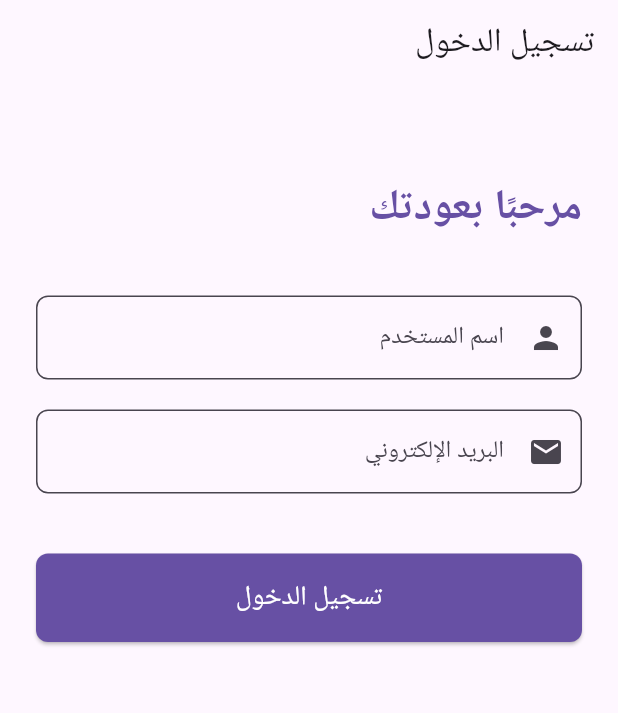
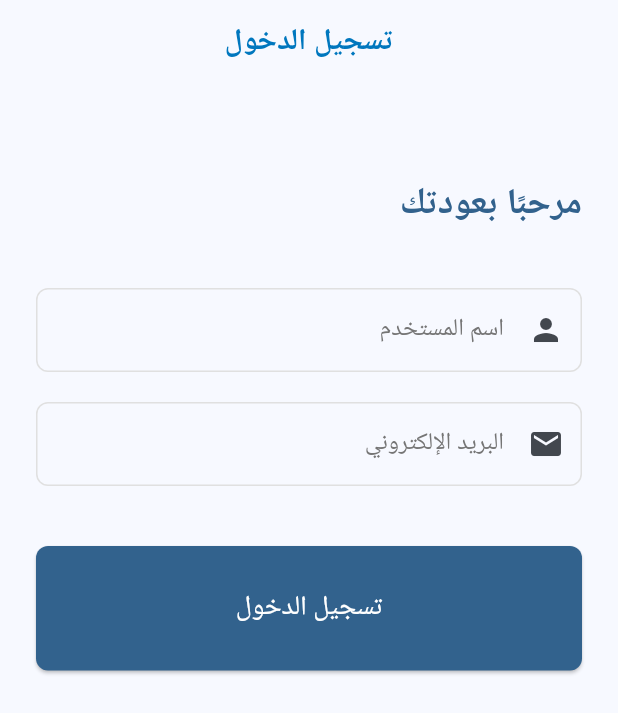
Before and after one commit to abdellatif-laghjaj/nuvaqua-mobile, a Flutter app: the screen it shows after launch, on a phone screen of 412 x 824 dp. Shown: the top 713 px of the screen. Run offline on Flutter 3.47's test engine with Material 3 defaults, Android fonts, the phone set to English and light mode, and no system bars.

Commit message:
Update app_theme.dart

```diff
--- a/lib/theme/app_theme.dart
+++ b/lib/theme/app_theme.dart
@@ -1,16 +1,148 @@
 import 'package:flutter/material.dart';
 
 class AppTheme {
+  static const Color _primaryColor = Color(0xFF0077BE);
+  static const Color _secondaryColor = Color(0xFF00A86B);
+
   static ThemeData lightTheme = ThemeData(
-    brightness: Brightness.light,
-    primaryColor: Colors.blue,
-    hintColor: Colors.blueAccent,
+    useMaterial3: true,
+    colorScheme: ColorScheme.fromSeed(
+      seedColor: _primaryColor,
+      brightness: Brightness.light,
+    ).copyWith(
+      secondary: _secondaryColor,
+    ),
+    appBarTheme: const AppBarTheme(
+      backgroundColor: Colors.transparent,
+      elevation: 0,
+      centerTitle: true,
+      iconTheme: IconThemeData(color: _primaryColor),
+      titleTextStyle: TextStyle(
+        color: _primaryColor,
+        fontSize: 20,
+        fontWeight: FontWeight.bold,
+      ),
+    ),
+    elevatedButtonTheme: ElevatedButtonThemeData(
+      style: ElevatedButton.styleFrom(
+        backgroundColor: _primaryColor,
+        foregroundColor: Colors.white,
+        padding: const EdgeInsets.symmetric(horizontal: 16, vertical: 12),
+        shape: RoundedRectangleBorder(
+          borderRadius: BorderRadius.circular(8),
+        ),
+      ),
+    ),
+    inputDecorationTheme: InputDecorationTheme(
+      filled: true,
+      fillColor: Colors.grey[200],
+      border: OutlineInputBorder(
+        borderRadius: BorderRadius.circular(8),
+        borderSide: BorderSide.none,
+      ),
+      enabledBorder: OutlineInputBorder(
+        borderRadius: BorderRadius.circular(8),
+        borderSide: BorderSide(color: Colors.grey[300]!),
+      ),
+      focusedBorder: OutlineInputBorder(
+        borderRadius: BorderRadius.circular(8),
+        borderSide: const BorderSide(color: _primaryColor),
+      ),
+      errorBorder: OutlineInputBorder(
+        borderRadius: BorderRadius.circular(8),
+        borderSide: const BorderSide(color: Colors.red),
+      ),
+      focusedErrorBorder: OutlineInputBorder(
+        borderRadius: BorderRadius.circular(8),
+        borderSide: const BorderSide(color: Colors.red, width: 2),
+      ),
+      labelStyle: TextStyle(color: Colors.grey[600]),
+      floatingLabelStyle: const TextStyle(color: _primaryColor),
+    ),
+    textTheme: const TextTheme(
+      headlineLarge: TextStyle(
+        fontSize: 32,
+        fontWeight: FontWeight.bold,
+        color: _primaryColor,
+      ),
+      headlineMedium: TextStyle(
+        fontSize: 24,
+        fontWeight: FontWeight.bold,
+        color: _primaryColor,
+      ),
+      bodyLarge: TextStyle(fontSize: 16, color: Colors.black87),
+      bodyMedium: TextStyle(fontSize: 14, color: Colors.black87),
+    ),
   );
 
-  // You can add a dark theme here if needed
   static ThemeData darkTheme = ThemeData(
-    brightness: Brightness.dark,
-    primaryColor: Colors.blue,
-    hintColor: Colors.blueAccent,
+    useMaterial3: true,
+    colorScheme: ColorScheme.fromSeed(
+      seedColor: _primaryColor,
+      brightness: Brightness.dark,
+    ).copyWith(
+      secondary: _secondaryColor,
+    ),
+    appBarTheme: const AppBarTheme(
+      backgroundColor: Colors.transparent,
+      elevation: 0,
+      centerTitle: true,
+      iconTheme: IconThemeData(color: Colors.white),
+      titleTextStyle: TextStyle(
+        color: Colors.white,
+        fontSize: 20,
+        fontWeight: FontWeight.bold,
+      ),
+    ),
+    elevatedButtonTheme: ElevatedButtonThemeData(
+      style: ElevatedButton.styleFrom(
+        backgroundColor: _primaryColor,
+        foregroundColor: Colors.white,
+        padding: const EdgeInsets.symmetric(horizontal: 16, vertical: 12),
+        shape: RoundedRectangleBorder(
+          borderRadius: BorderRadius.circular(8),
+        ),
+      ),
+    ),
+    inputDecorationTheme: InputDecorationTheme(
+      filled: true,
+      fillColor: Colors.grey[800],
+      border: OutlineInputBorder(
+        borderRadius: BorderRadius.circular(8),
+        borderSide: BorderSide.none,
+      ),
+      enabledBorder: OutlineInputBorder(
+        borderRadius: BorderRadius.circular(8),
+        borderSide: BorderSide(color: Colors.grey[700]!),
+      ),
+      focusedBorder: OutlineInputBorder(
+        borderRadius: BorderRadius.circular(8),
+        borderSide: const BorderSide(color: _primaryColor),
+      ),
+      errorBorder: OutlineInputBorder(
+        borderRadius: BorderRadius.circular(8),
+        borderSide: const BorderSide(color: Colors.red),
+      ),
+      focusedErrorBorder: OutlineInputBorder(
+        borderRadius: BorderRadius.circular(8),
+        borderSide: const BorderSide(color: Colors.red, width: 2),
+      ),
+      labelStyle: TextStyle(color: Colors.grey[400]),
+      floatingLabelStyle: const TextStyle(color: _primaryColor),
+    ),
+    textTheme: const TextTheme(
+      headlineLarge: TextStyle(
+        fontSize: 32,
+        fontWeight: FontWeight.bold,
+        color: Colors.white,
+      ),
+      headlineMedium: TextStyle(
+        fontSize: 24,
+        fontWeight: FontWeight.bold,
+        color: Colors.white,
+      ),
+      bodyLarge: TextStyle(fontSize: 16, color: Colors.white70),
+      bodyMedium: TextStyle(fontSize: 14, color: Colors.white70),
+    ),
   );
 }
```
